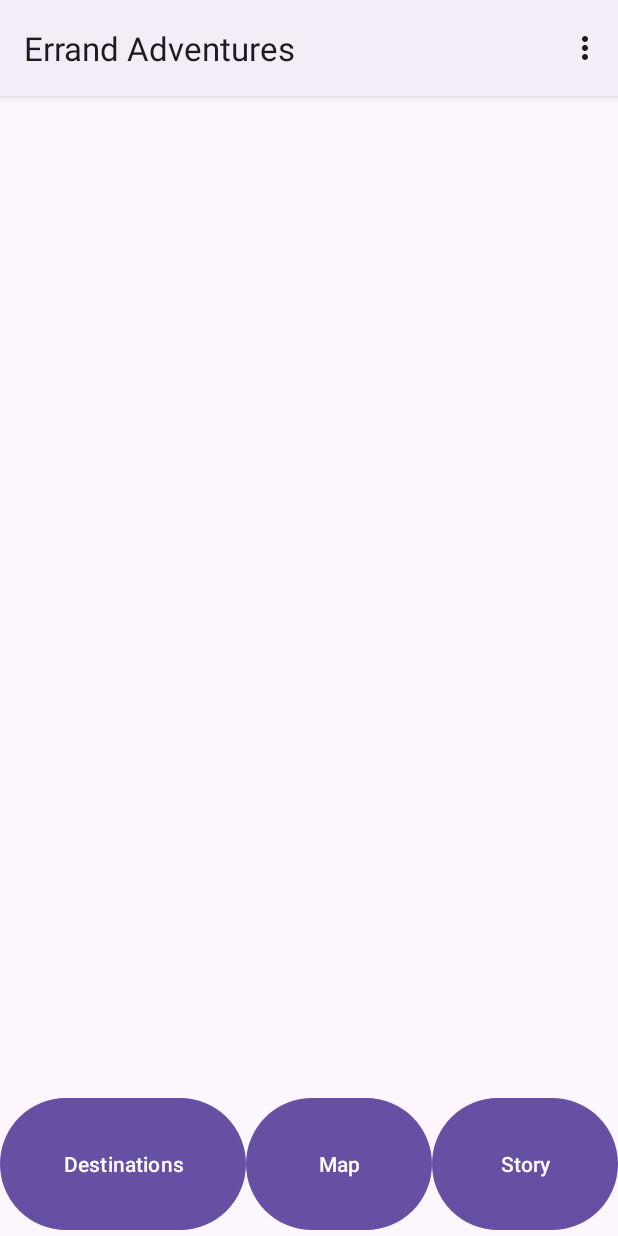
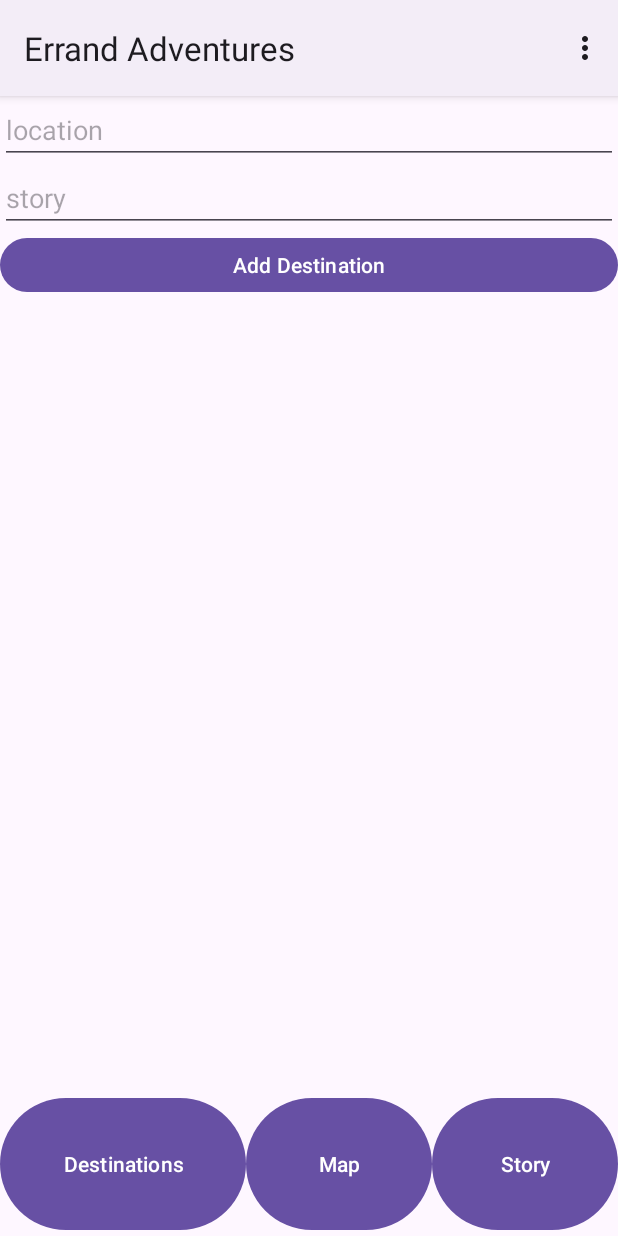
Before and after one commit to Imortallix/Errand-Adventures, an Android app: the fragment Destinations placed in its activity, on a phone screen of 412 x 824 dp. Run offline under Robolectric (Android 15) with nearby library versions, the phone set to English and light mode, and no system bars.

Commit message:
fragment buttons are functional + other things in destinations.java

```diff
--- a/app/src/main/java/com/cs407/errandadventures/Destinations.java
+++ b/app/src/main/java/com/cs407/errandadventures/Destinations.java
@@ -2,15 +2,18 @@ package com.cs407.errandadventures;
 
 import android.os.Bundle;
 import android.view.LayoutInflater;
-import android.view.MenuItem;
 import android.view.View;
 import android.view.ViewGroup;
 import android.widget.ArrayAdapter;
+import android.widget.Button;
+import android.widget.EditText;
 import android.widget.ListView;
 
 import androidx.annotation.NonNull;
 import androidx.annotation.Nullable;
 import androidx.fragment.app.Fragment;
+
+import java.util.ArrayList;
 
 /**
  * A simple {@link Fragment} subclass.
@@ -28,7 +31,7 @@ public class Destinations extends Fragment {
 
     ArrayAdapter<String> adapter;
 
-    String[] tasks;
+    ArrayList<String> displayList = new ArrayList<>();
 
     // TODO: Rename and change types of parameters
     private String mParam1;
@@ -63,9 +66,10 @@ public class Destinations extends Fragment {
             mParam1 = getArguments().getString(ARG_PARAM1);
             mParam2 = getArguments().getString(ARG_PARAM2);
         }
+    }
 
 
-    }
+
 
     @Override
     public View onCreateView(LayoutInflater inflater, ViewGroup container,
@@ -74,15 +78,31 @@ public class Destinations extends Fragment {
         return inflater.inflate(R.layout.fragment_destinations, container, false);
     }
 
-    public void onViewCreated(@NonNull View v, @Nullable Bundle savedInstanceState) {
-        listView = v.findViewById(R.id.listView);
-        adapter = new ArrayAdapter<String>(getActivity().getApplicationContext(),android.R.layout.select_dialog_multichoice, tasks);
+
+
+
+
+    public void onViewCreated(@NonNull View view, @Nullable Bundle savedInstanceState) {
+
+        Button addDest = view.findViewById(R.id.button);
+        addDest.setOnClickListener(new View.OnClickListener() {
+            @Override
+            public void onClick(View v) {
+                EditText location = (EditText) getView().findViewById(R.id.location);
+                String l = location.getText().toString();
+                displayList.add(l);
+            }
+        });
+        listView = view.findViewById(R.id.list);
+        adapter = new ArrayAdapter<String>(getActivity().getApplicationContext(),android.R.layout.simple_list_item_1, displayList);
+        System.out.println(displayList);
         listView.setAdapter(adapter);
     }
-
+/*
     @Override
     public boolean onOptionsItemSelected(@NonNull MenuItem item) {
         int id = item.getItemId();
         return super.onOptionsItemSelected(item);
     }
+     */
 }
--- a/app/src/main/java/com/cs407/errandadventures/ErrandAdventureActivity.java
+++ b/app/src/main/java/com/cs407/errandadventures/ErrandAdventureActivity.java
@@ -7,16 +7,60 @@ import android.os.Bundle;
 import android.view.Menu;
 import android.view.MenuInflater;
 import android.view.MenuItem;
+import android.view.View;
+import android.widget.Button;
 
 import androidx.annotation.NonNull;
 import androidx.appcompat.app.AppCompatActivity;
+import androidx.fragment.app.FragmentManager;
 
 public class ErrandAdventureActivity extends AppCompatActivity {
+
+
+
 
     @Override
     protected void onCreate(Bundle savedInstanceState) {
         super.onCreate(savedInstanceState);
         setContentView(R.layout.errand_adventure_activity);
+
+        FragmentManager fragmentManager = getSupportFragmentManager();
+
+        Button destinationstButton = findViewById(R.id.destinationsButton);
+        destinationstButton.setOnClickListener(new View.OnClickListener() {
+            @Override
+            public void onClick(View v) {
+                fragmentManager.beginTransaction()
+                        .replace(R.id.fragmentContainerView, Destinations.class, null)
+                        .setReorderingAllowed(true)
+                        .addToBackStack("Showing First")
+                        .commit();
+            }
+        });
+
+        Button mapButton = findViewById(R.id.mapButton);
+        mapButton.setOnClickListener(new View.OnClickListener() {
+            @Override
+            public void onClick(View v) {
+                fragmentManager.beginTransaction()
+                        .replace(R.id.fragmentContainerView, mapFragment.class, null)
+                        .setReorderingAllowed(true)
+                        .addToBackStack("Showing Second")
+                        .commit();
+            }
+        });
+
+        Button storyButton = findViewById(R.id.storyButton);
+        storyButton.setOnClickListener(new View.OnClickListener() {
+            @Override
+            public void onClick(View v) {
+                fragmentManager.beginTransaction()
+                        .replace(R.id.fragmentContainerView, storyFragment.class, null)
+                        .setReorderingAllowed(true)
+                        .addToBackStack("Showing Third")
+                        .commit();
+            }
+        });
     }
 
     public boolean onCreateOptionsMenu(Menu menu) {
--- a/app/src/main/res/layout/fragment_destinations.xml
+++ b/app/src/main/res/layout/fragment_destinations.xml
@@ -5,7 +5,7 @@
     android:layout_height="match_parent"
     android:orientation="vertical"
     tools:context=".Destinations" >
-
+    <!--
         <RelativeLayout
             android:layout_width="match_parent"
             android:layout_height="672dp">
@@ -15,10 +15,34 @@
                 android:layout_height="match_parent"
                 android:id="@+id/listView"/>
         </RelativeLayout>
+        -->
+
+    <EditText
+        android:id="@+id/location"
+        android:layout_width="match_parent"
+        android:layout_height="wrap_content"
+        android:ems="10"
+        android:inputType="text"
+        android:hint="location"
+        />
+
+    <EditText
+        android:id="@+id/story"
+        android:layout_width="match_parent"
+        android:layout_height="wrap_content"
+        android:ems="10"
+        android:hint="story"
+        android:inputType="textPassword" />
 
     <Button
-        android:id="@+id/button3"
+            android:id="@+id/button"
             android:layout_width="match_parent"
             android:layout_height="44dp"
-        android:text="Add Destination" />
+            android:text="Add Destination"
+            android:onClick="addDest"/>
+
+    <ListView
+        android:id="@+id/list"
+        android:layout_width="match_parent"
+        android:layout_height="match_parent"/>
 </LinearLayout>
```
Lines whose indentation alone changed are shown as unchanged.
